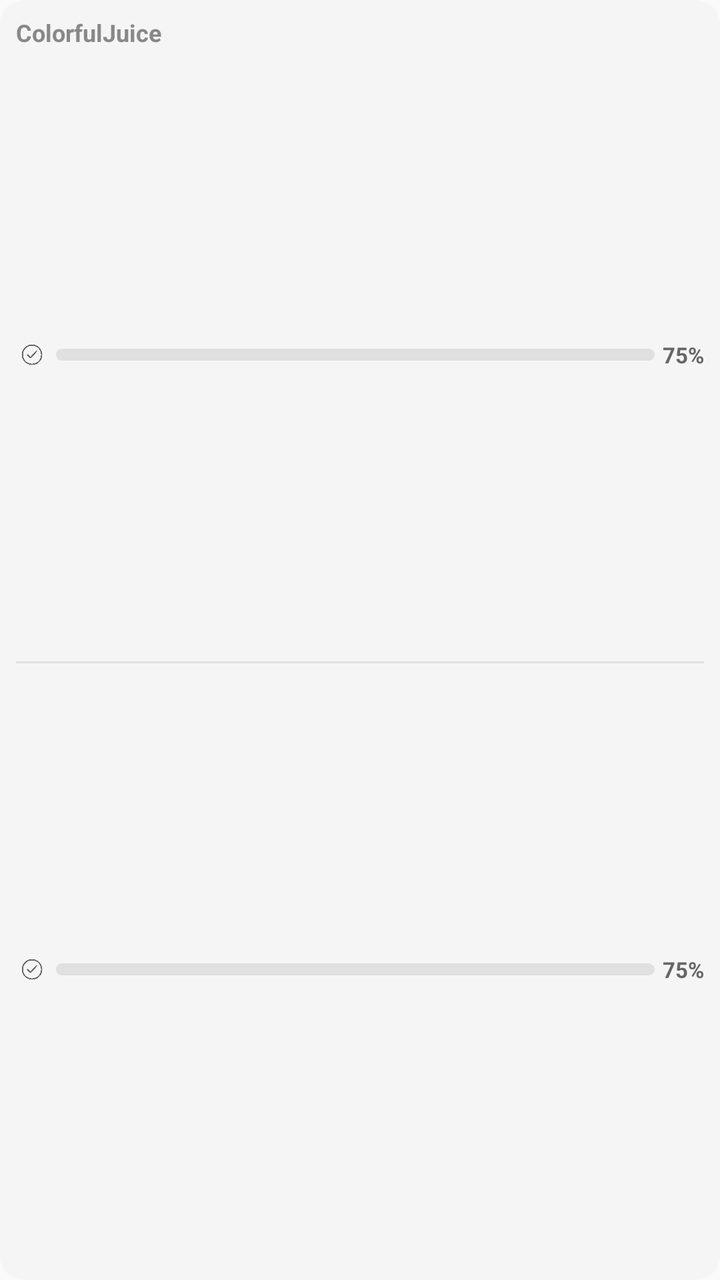
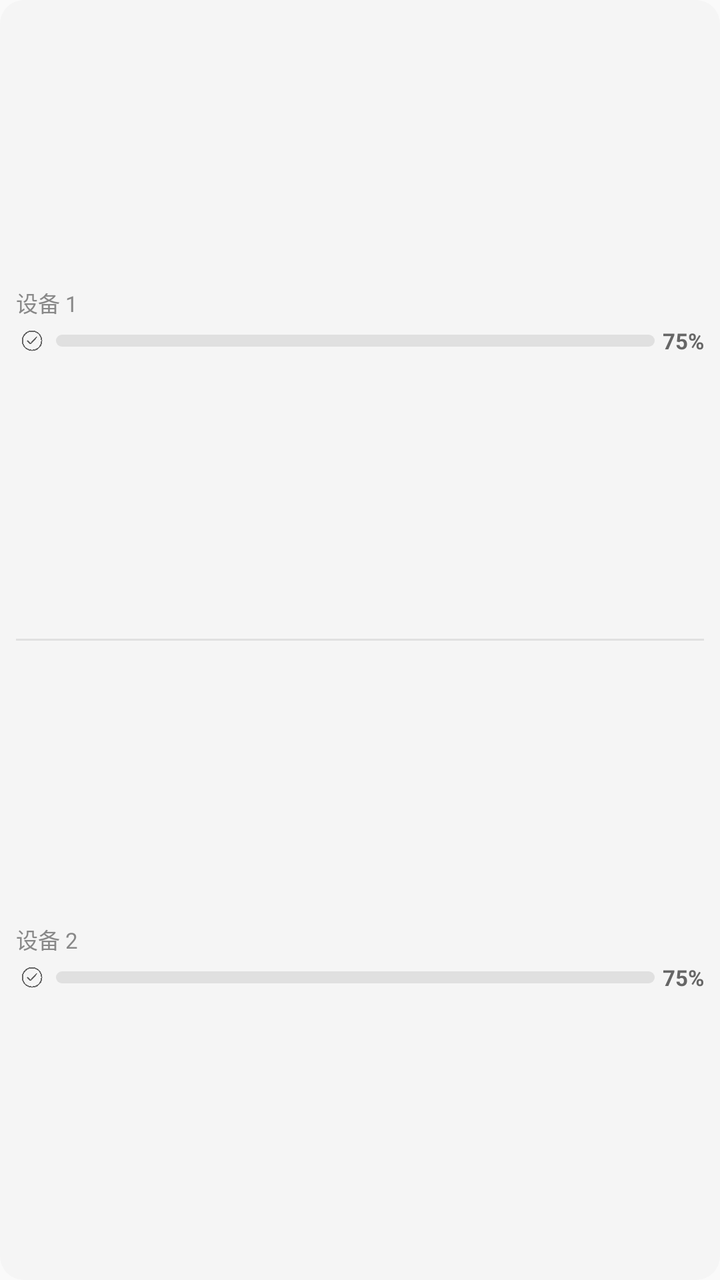

Screens rendered from an Android XML layout before and after an edit, with the pre-edit source and the edit as a unified diff.
<!-- AndroidManifest.xml: application theme Theme.BluetoothBattery -->
<!-- res/layout/widget_2x2_dual.xml -->
<?xml version="1.0" encoding="utf-8"?>
<LinearLayout xmlns:android="http://schemas.android.com/apk/res/android"
    android:id="@+id/widget_2x2_dual_root"
    android:layout_width="match_parent"
    android:layout_height="match_parent"
    android:orientation="vertical"
    android:padding="8dp"
    android:background="@drawable/widget_card_bg"
    android:gravity="center_vertical">

    
    <TextView
        android:layout_width="match_parent"
        android:layout_height="wrap_content"
        android:text="ColorfulJuice"
        android:textSize="12sp"
        android:textColor="#888888"
        android:textStyle="bold"
        android:layout_marginBottom="6dp" />

    
    <LinearLayout
        android:id="@+id/widget_dual_device1"
        android:layout_width="match_parent"
        android:layout_height="0dp"
        android:layout_weight="1"
        android:orientation="vertical"
        android:gravity="center_vertical">

        <TextView
            android:id="@+id/widget_dual_name1"
            android:layout_width="match_parent"
            android:layout_height="wrap_content"
            android:text=""
            android:textSize="0sp"
            android:visibility="gone"
            android:layout_marginBottom="3dp" />

        <LinearLayout
            android:layout_width="match_parent"
            android:layout_height="wrap_content"
            android:orientation="horizontal"
            android:gravity="center_vertical">

            <ImageView
                android:id="@+id/widget_dual_icon1"
                android:layout_width="16dp"
                android:layout_height="16dp"
                android:src="@drawable/ic_device_other"
                android:layout_marginEnd="4dp" />

            <ProgressBar
                android:id="@+id/widget_dual_bar1"
                style="@android:style/Widget.ProgressBar.Horizontal"
                android:layout_width="0dp"
                android:layout_height="6dp"
                android:layout_weight="1"
                android:max="100"
                android:progressDrawable="@drawable/widget_battery_progress" />

            <TextView
                android:id="@+id/widget_dual_pct1"
                android:layout_width="wrap_content"
                android:layout_height="wrap_content"
                android:text="75%"
                android:textSize="11sp"
                android:textColor="#666666"
                android:textStyle="bold"
                android:layout_marginStart="4dp" />
        </LinearLayout>
    </LinearLayout>

    
    <TextView
        android:layout_width="match_parent"
        android:layout_height="1dp"
        android:background="#E0E0E0"
        android:layout_marginTop="6dp"
        android:layout_marginBottom="6dp" />

    
    <LinearLayout
        android:id="@+id/widget_dual_device2"
        android:layout_width="match_parent"
        android:layout_height="0dp"
        android:layout_weight="1"
        android:orientation="vertical"
        android:gravity="center_vertical">

        <TextView
            android:id="@+id/widget_dual_name2"
            android:layout_width="match_parent"
            android:layout_height="wrap_content"
            android:text=""
            android:textSize="0sp"
            android:visibility="gone"
            android:layout_marginBottom="3dp" />

        <LinearLayout
            android:layout_width="match_parent"
            android:layout_height="wrap_content"
            android:orientation="horizontal"
            android:gravity="center_vertical">

            <ImageView
                android:id="@+id/widget_dual_icon2"
                android:layout_width="16dp"
                android:layout_height="16dp"
                android:src="@drawable/ic_device_other"
                android:layout_marginEnd="4dp" />

            <ProgressBar
                android:id="@+id/widget_dual_bar2"
                style="@android:style/Widget.ProgressBar.Horizontal"
                android:layout_width="0dp"
                android:layout_height="6dp"
                android:layout_weight="1"
                android:max="100"
                android:progressDrawable="@drawable/widget_battery_progress" />

            <TextView
                android:id="@+id/widget_dual_pct2"
                android:layout_width="wrap_content"
                android:layout_height="wrap_content"
                android:text="75%"
                android:textSize="11sp"
                android:textColor="#666666"
                android:textStyle="bold"
                android:layout_marginStart="4dp" />
        </LinearLayout>
    </LinearLayout>
</LinearLayout>
<!-- resources referenced by this layout -->
<resources>
  <!-- drawable ic_device_other: png bitmap (drawable, 3276 bytes) -->
  <!-- drawable widget_battery_progress (drawable) -->
  <?xml version="1.0" encoding="utf-8"?>
  <layer-list xmlns:android="http://schemas.android.com/apk/res/android">
      <item android:id="@android:id/background">
          <shape>
              <corners android:radius="4dp" />
              <solid android:color="#E0E0E0" />
          </shape>
      </item>
      <item android:id="@android:id/progress">
          <clip>
              <shape>
                  <corners android:radius="4dp" />
                  <solid android:color="#4CAF50" />
              </shape>
          </clip>
      </item>
  </layer-list>
  <!-- drawable widget_card_bg (drawable) -->
  <?xml version="1.0" encoding="utf-8"?>
  <shape xmlns:android="http://schemas.android.com/apk/res/android"
      android:shape="rectangle">
      <solid android:color="#F5F5F5" />
      <corners android:radius="12dp" />
  </shape>
  <style name="Theme.BluetoothBattery" parent="android:Theme.Material.Light.NoActionBar" />
</resources>

<!-- the commit's change to res/layout/widget_2x2_dual.xml (unified diff, before → after) -->
@@ -7,16 +7,6 @@
     android:padding="8dp"
     android:background="@drawable/widget_card_bg"
     android:gravity="center_vertical">
-
-    
-    <TextView
-        android:layout_width="match_parent"
-        android:layout_height="wrap_content"
-        android:text="ColorfulJuice"
-        android:textSize="12sp"
-        android:textColor="#888888"
-        android:textStyle="bold"
-        android:layout_marginBottom="6dp" />
 
     
     <LinearLayout
@@ -31,9 +21,11 @@
             android:id="@+id/widget_dual_name1"
             android:layout_width="match_parent"
             android:layout_height="wrap_content"
-            android:text=""
-            android:textSize="0sp"
-            android:visibility="gone"
+            android:text="设备 1"
+            android:textSize="11sp"
+            android:textColor="#888888"
+            android:ellipsize="end"
+            android:maxLines="2"
             android:layout_marginBottom="3dp" />
 
         <LinearLayout
@@ -91,9 +83,11 @@
             android:id="@+id/widget_dual_name2"
             android:layout_width="match_parent"
             android:layout_height="wrap_content"
-            android:text=""
-            android:textSize="0sp"
-            android:visibility="gone"
+            android:text="设备 2"
+            android:textSize="11sp"
+            android:textColor="#888888"
+            android:ellipsize="end"
+            android:maxLines="2"
             android:layout_marginBottom="3dp" />
 
         <LinearLayout
